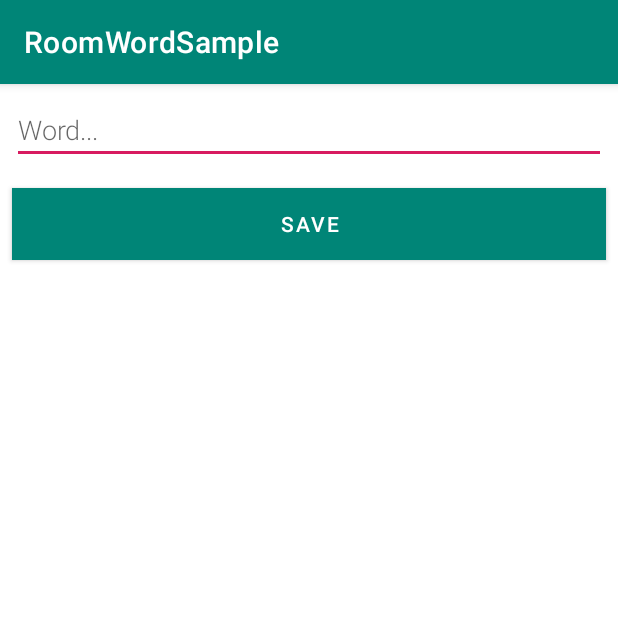
After one commit to fdepedis/RoomWordSample, an Android app: the NewWordActivity screen opened directly, with no data from a screen before it, on a phone screen of 412 x 824 dp, the top half of it. The commit adds this screen. Run offline under Robolectric (Android 15) with nearby library versions, the phone set to English and light mode, and no system bars.

Commit message:
Add NewWordActivity class

```diff
--- a/app/src/main/AndroidManifest.xml
+++ b/app/src/main/AndroidManifest.xml
@@ -9,6 +9,7 @@
         android:roundIcon="@mipmap/ic_launcher_round"
         android:supportsRtl="true"
         android:theme="@style/AppTheme">
+        <activity android:name=".ui.NewWordActivity"></activity>
         <activity android:name=".ui.MainActivity">
             <intent-filter>
                 <action android:name="android.intent.action.MAIN" />
--- /dev/null
+++ b/app/src/main/java/com/fdepedis/roomwordsample/ui/NewWordActivity.java
@@ -0,0 +1,40 @@
+package com.fdepedis.roomwordsample.ui;
+
+import androidx.appcompat.app.AppCompatActivity;
+import android.content.Intent;
+import android.os.Bundle;
+import android.text.TextUtils;
+import android.view.View;
+import android.widget.Button;
+import android.widget.EditText;
+import com.fdepedis.roomwordsample.R;
+
+public class NewWordActivity extends AppCompatActivity {
+
+    public static final String EXTRA_REPLY = "com.example.android.wordlistsql.REPLY";
+
+    private EditText mEditWordView;
+
+    @Override
+    public void onCreate(Bundle savedInstanceState) {
+        super.onCreate(savedInstanceState);
+        setContentView(R.layout.activity_new_word);
+        mEditWordView = findViewById(R.id.edit_word);
+
+        final Button button = findViewById(R.id.button_save);
+
+        button.setOnClickListener(new View.OnClickListener() {
+            public void onClick(View view) {
+                Intent replyIntent = new Intent();
+                if (TextUtils.isEmpty(mEditWordView.getText())) {
+                    setResult(RESULT_CANCELED, replyIntent);
+                } else {
+                    String word = mEditWordView.getText().toString();
+                    replyIntent.putExtra(EXTRA_REPLY, word);
+                    setResult(RESULT_OK, replyIntent);
+                }
+                finish();
+            }
+        });
+    }
+}
--- /dev/null
+++ b/app/src/main/res/layout/activity_new_word.xml
@@ -0,0 +1,26 @@
+<LinearLayout xmlns:android="http://schemas.android.com/apk/res/android"
+    android:orientation="vertical"
+    android:layout_width="match_parent"
+    android:layout_height="match_parent">
+
+    <EditText
+        android:id="@+id/edit_word"
+        android:layout_width="match_parent"
+        android:layout_height="wrap_content"
+        android:minHeight="@dimen/min_height"
+        android:fontFamily="sans-serif-light"
+        android:hint="@string/hint_word"
+        android:inputType="textAutoComplete"
+        android:layout_margin="@dimen/big_padding"
+        android:textSize="18sp" />
+
+    <Button
+        android:id="@+id/button_save"
+        android:layout_width="match_parent"
+        android:layout_height="wrap_content"
+        android:background="@color/colorPrimary"
+        android:text="@string/button_save"
+        android:layout_margin="@dimen/big_padding"
+        android:textColor="@color/buttonLabel" />
+
+</LinearLayout>
--- a/app/src/main/res/values/colors.xml
+++ b/app/src/main/res/values/colors.xml
@@ -3,4 +3,6 @@
     <color name="colorPrimary">#008577</color>
     <color name="colorPrimaryDark">#00574B</color>
     <color name="colorAccent">#D81B60</color>
+
+    <color name="buttonLabel">#FFFFFF</color>
 </resources>
--- a/app/src/main/res/values/dimens.xml
+++ b/app/src/main/res/values/dimens.xml
@@ -1,6 +1,7 @@
 <?xml version="1.0" encoding="utf-8"?>
 <resources>
-
     <dimen name="big_padding">8dp</dimen>
+    <dimen name="small_padding">8dp</dimen>
+    <dimen name="min_height">8dp</dimen>
 
 </resources>
--- a/app/src/main/res/values/strings.xml
+++ b/app/src/main/res/values/strings.xml
@@ -2,4 +2,8 @@
     <string name="app_name">RoomWordSample</string>
 
     <string name="add_word">Adding Word</string>
+
+    <string name="hint_word">Word...</string>
+    <string name="button_save">Save</string>
+    <string name="empty_not_saved">Word not saved because it is empty.</string>
 </resources>
```
